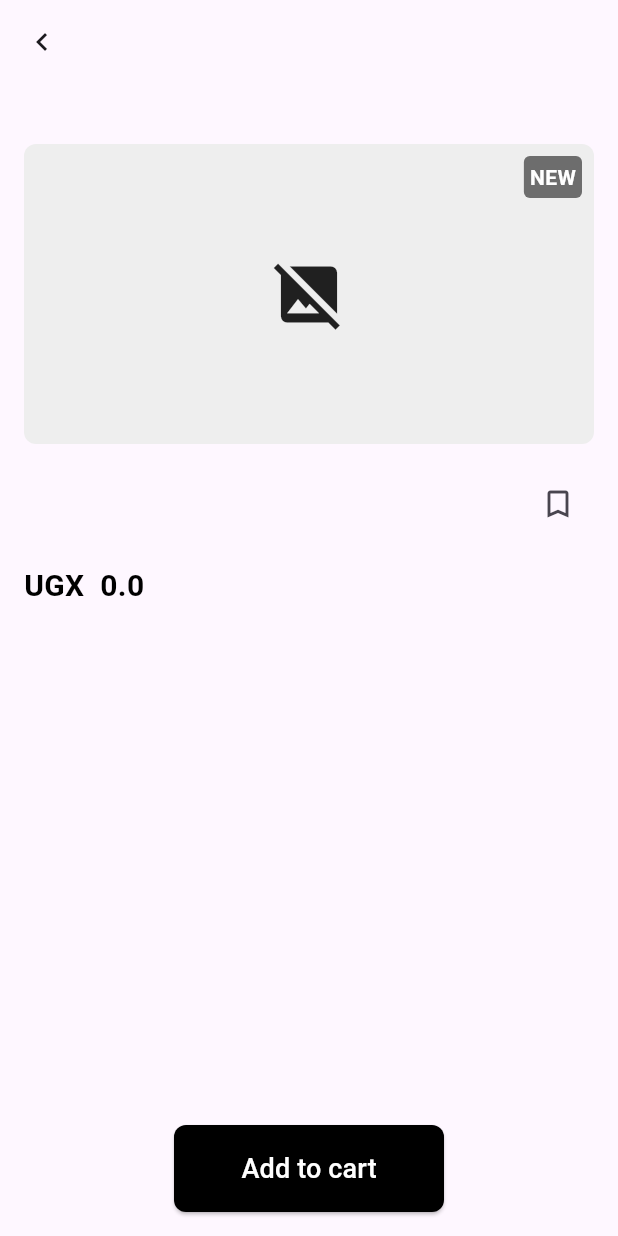
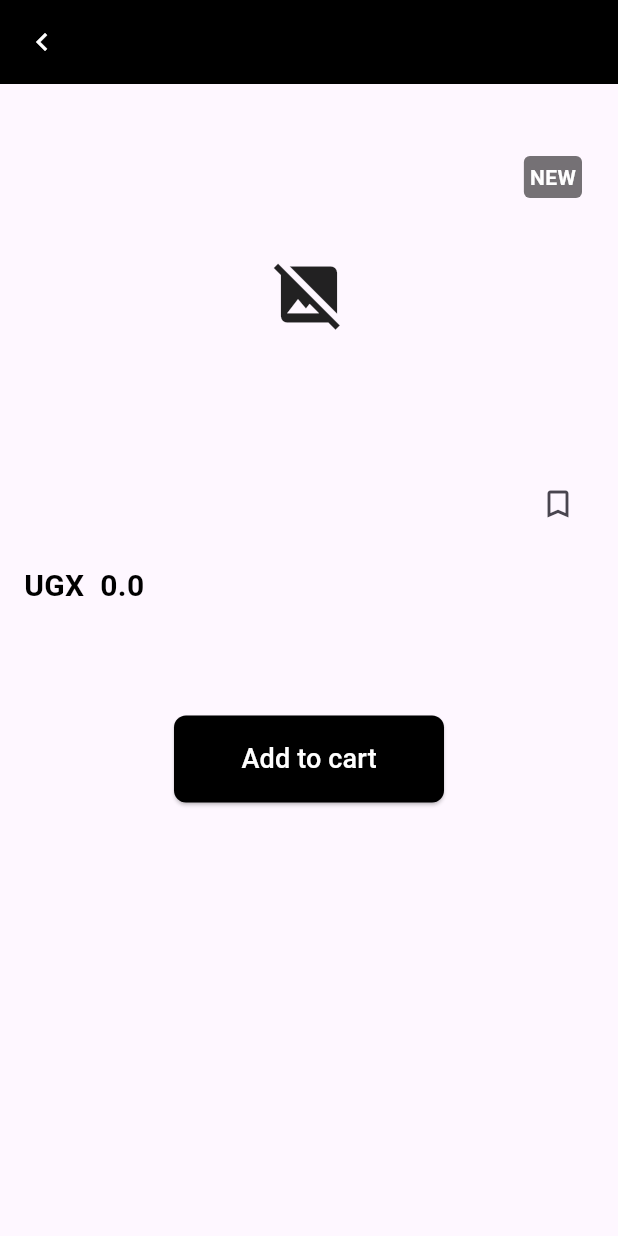
Before and after one commit to Codes43/Shopify, a Flutter app: the ProductDetails screen opened directly with empty values, on a phone screen of 412 x 824 dp. Run offline on Flutter 3.47's test engine with Material 3 defaults, Android fonts, the phone set to English and light mode, and no system bars; our stand-ins replace carousel_slider, google_fonts, shared_preferences; accounts and stored records are empty; network calls fail.

Commit message:
feat-Style/Recolored-Header&Added-PageScroller

```diff
--- a/lib/screens/productdetails.dart
+++ b/lib/screens/productdetails.dart
@@ -1,7 +1,5 @@
 import 'package:flutter/material.dart';
 import 'package:shopify/models/product_model.dart';
-
-// Import your Product model
 
 class ProductDetails extends StatefulWidget {
   final Product product;
@@ -41,7 +39,6 @@ class _ProductPageState extends State<ProductDetails> {
       isAddedToCart = true;
     });
 
-    // Show a confirmation message
     ScaffoldMessenger.of(context).showSnackBar(
       const SnackBar(
         content: Text('Product added to cart!'),
@@ -54,8 +51,10 @@ class _ProductPageState extends State<ProductDetails> {
   Widget build(BuildContext context) {
     return Scaffold(
       appBar: AppBar(
+        backgroundColor: Colors.black,
         leading: IconButton(
           icon: Icon(Icons.chevron_left),
+          color: Colors.white,
           onPressed: () {
             Navigator.pop(context);
           },
@@ -63,15 +62,15 @@ class _ProductPageState extends State<ProductDetails> {
       ),
       body: Padding(
         padding: const EdgeInsets.all(16.0),
+        child: SingleChildScrollView(
           child: Column(
             crossAxisAlignment: CrossAxisAlignment.start,
-
             children: [
               const SizedBox(height: 24),
               Container(
                 height: 200,
                 decoration: BoxDecoration(
-                color: Colors.grey[200],
+                  color: Colors.transparent,
                   borderRadius: BorderRadius.circular(8),
                 ),
                 child: Stack(
@@ -83,10 +82,8 @@ class _ProductPageState extends State<ProductDetails> {
                                 widget.product.imageUrl,
                                 fit: BoxFit.cover,
                                 errorBuilder:
-                                  (context, error, stackTrace) => Icon(
-                                    Icons.broken_image,
-                                    size: 50,
-                                  ), // Placeholder for broken image
+                                    (context, error, stackTrace) =>
+                                        Icon(Icons.broken_image, size: 50),
                               )
                               : Icon(Icons.image_not_supported, size: 50),
                     ),
@@ -143,18 +140,14 @@ class _ProductPageState extends State<ProductDetails> {
                   color: Colors.black,
                 ),
               ),
-
               const SizedBox(height: 24),
               Text(
                 widget.product.description,
                 style: TextStyle(fontSize: 16, height: 1.5),
               ),
-
-            const Spacer(),
+              SizedBox(height: 24),
               Padding(
-              padding: const EdgeInsets.symmetric(
-                horizontal: 100,
-              ), // Equal left and right padding
+                padding: const EdgeInsets.symmetric(horizontal: 100),
                 child: SizedBox(
                   width: double.infinity,
                   child: ElevatedButton(
@@ -176,6 +169,7 @@ class _ProductPageState extends State<ProductDetails> {
             ],
           ),
         ),
+      ),
     );
   }
 }
```
Lines whose indentation alone changed are shown as unchanged.
